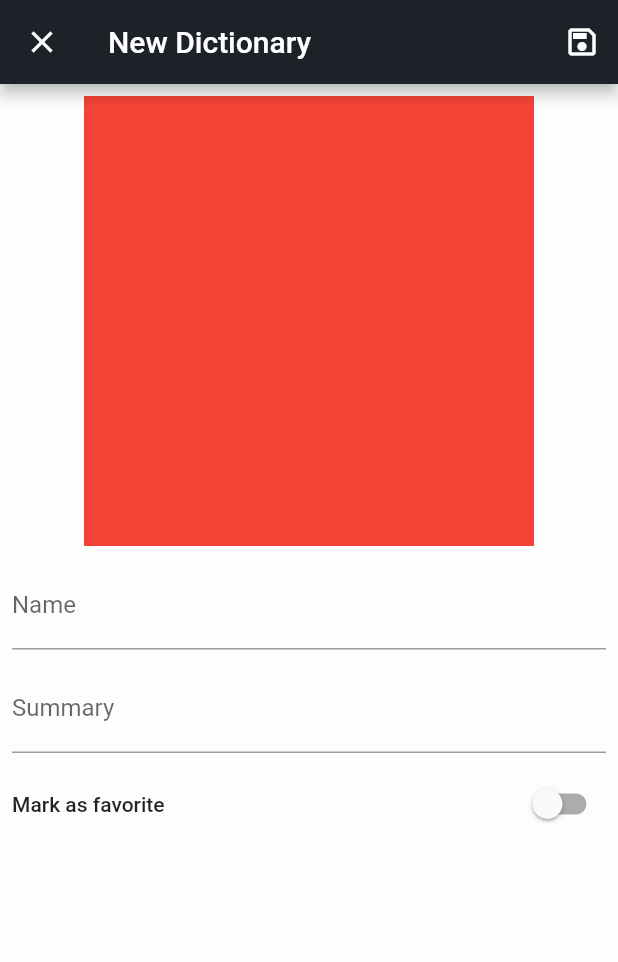
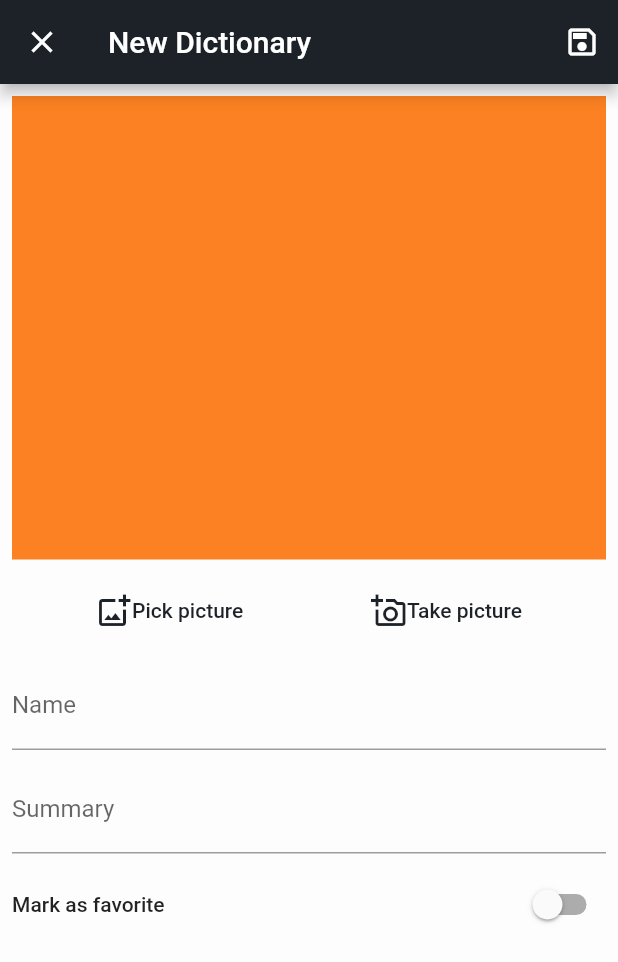
Before and after one commit to TheHolyDenier/applesolutely, a Flutter app: the screen it shows after launch, after a tap on the "add" icon, on a phone screen of 412 x 824 dp. Shown: the top 962 px of the screen. Run offline on Flutter 3.47's test engine with Material 2 defaults, Android fonts, the phone set to English and light mode, and no system bars; our stand-ins replace hive, hive_flutter; missing offline and left inert: images_picker; accounts and stored records are empty.

Commit message:
added picture support

```diff
--- a/lib/screens/dictionary_form_widget.dart
+++ b/lib/screens/dictionary_form_widget.dart
@@ -1,7 +1,12 @@
+import 'dart:io';
+import 'dart:typed_data';
+
 import 'package:applesolutely/models/dictionary_model.dart';
 import 'package:applesolutely/services/box_service.dart';
+import 'package:applesolutely/services/converter_service.dart';
 import 'package:flutter/material.dart';
 import 'package:flutter/widgets.dart';
+import 'package:images_picker/images_picker.dart';
 
 typedef DictionaryCallback = void Function(Dictionary d);
 
@@ -19,6 +24,9 @@ class _DictionaryFormScreenState extends State<DictionaryFormScreen> {
   final _dictionaryNameController = TextEditingController();
   final _dictionarySummaryController = TextEditingController();
   bool _isFavorite = false;
+  Uint8List? _bytes;
+  String _base64Image = '';
+
   @override
   Widget build(BuildContext context) {
     return SafeArea(
@@ -27,9 +35,11 @@ class _DictionaryFormScreenState extends State<DictionaryFormScreen> {
           IconButton(
             onPressed: () {
               if (_formKey.currentState!.validate()) {
-                Dictionary d = Dictionary(_dictionaryNameController.text.trim(),
+                final Dictionary d = Dictionary(
+                    _dictionaryNameController.text.trim(),
                     summary: _dictionarySummaryController.text.trim(),
-                    isFavorite: _isFavorite);
+                    isFavorite: _isFavorite,
+                    image: _base64Image);
                 widget.callback(d);
               }
             },
@@ -44,10 +54,40 @@ class _DictionaryFormScreenState extends State<DictionaryFormScreen> {
               child: Column(
                 children: <Widget>[
                   Container(
-                      decoration: const BoxDecoration(color: Colors.red),
-                      height: 300,
-                      width: 300),
-                  //TODO: BUTTONS TO UPLOAD IMAGE
+                      decoration: BoxDecoration(
+                          color: Theme.of(context).colorScheme.secondary),
+                      height: MediaQuery.of(context).size.width / 4 * 3,
+                      width: MediaQuery.of(context).size.width,
+                      child: _bytes != null
+                          ? Image.memory(_bytes!, fit: BoxFit.cover)
+                          : Container()),
+                  const SizedBox(height: 10),
+                  SizedBox(
+                    width: 300,
+                    child: Row(
+                      mainAxisAlignment: MainAxisAlignment.spaceBetween,
+                      children: [
+                        TextButton(
+                          onPressed: _pickPicture,
+                          child: Row(
+                            children: const [
+                              Icon(Icons.add_photo_alternate_outlined),
+                              Text('Pick picture')
+                            ],
+                          ),
+                        ),
+                        TextButton(
+                          onPressed: _takePicture,
+                          child: Row(
+                            children: const [
+                              Icon(Icons.add_a_photo_outlined),
+                              Text('Take picture')
+                            ],
+                          ),
+                        ),
+                      ],
+                    ),
+                  ),
                   const SizedBox(height: 10),
                   TextFormField(
                     validator: (value) {
@@ -100,4 +140,40 @@ class _DictionaryFormScreenState extends State<DictionaryFormScreen> {
       ),
     );
   }
+
+  void _pickPicture() async {
+    List<Media>? res = await ImagesPicker.pick(
+      count: 1,
+      pickType: PickType.image,
+      quality: 0.5,
+      language: Language.English,
+      cropOpt: CropOption(
+        aspectRatio: CropAspectRatio.wh4x3,
+        cropType: CropType.rect,
+      ),
+    );
+    _processImage(res);
+  }
+
+  void _takePicture() async {
+    List<Media>? res = await ImagesPicker.openCamera(
+      pickType: PickType.image,
+      quality: 0.5,
+      language: Language.English,
+      cropOpt: CropOption(
+        aspectRatio: CropAspectRatio.wh4x3,
+        cropType: CropType.rect,
+      ),
+    );
+    _processImage(res);
+  }
+
+  void _processImage(List<Media>? res) {
+    if (res != null) {
+      final File f = File(res[0].path);
+      _base64Image = ConverterService.imageToBase64String(f);
+      _bytes = ConverterService.imageToBase64Int(f);
+      setState(() {});
+    }
+  }
 }
--- /dev/null
+++ b/lib/services/converter_service.dart
@@ -0,0 +1,14 @@
+import 'dart:convert';
+import 'dart:io';
+import 'dart:typed_data';
+
+class ConverterService {
+  static String imageToBase64String(File f) =>
+      base64Encode(f.readAsBytesSync());
+
+  static Uint8List base64ToImage(String base64) =>
+      const Base64Decoder().convert(base64);
+
+  static Uint8List imageToBase64Int(File f) =>
+      Uint8List.fromList(f.readAsBytesSync());
+}
```
